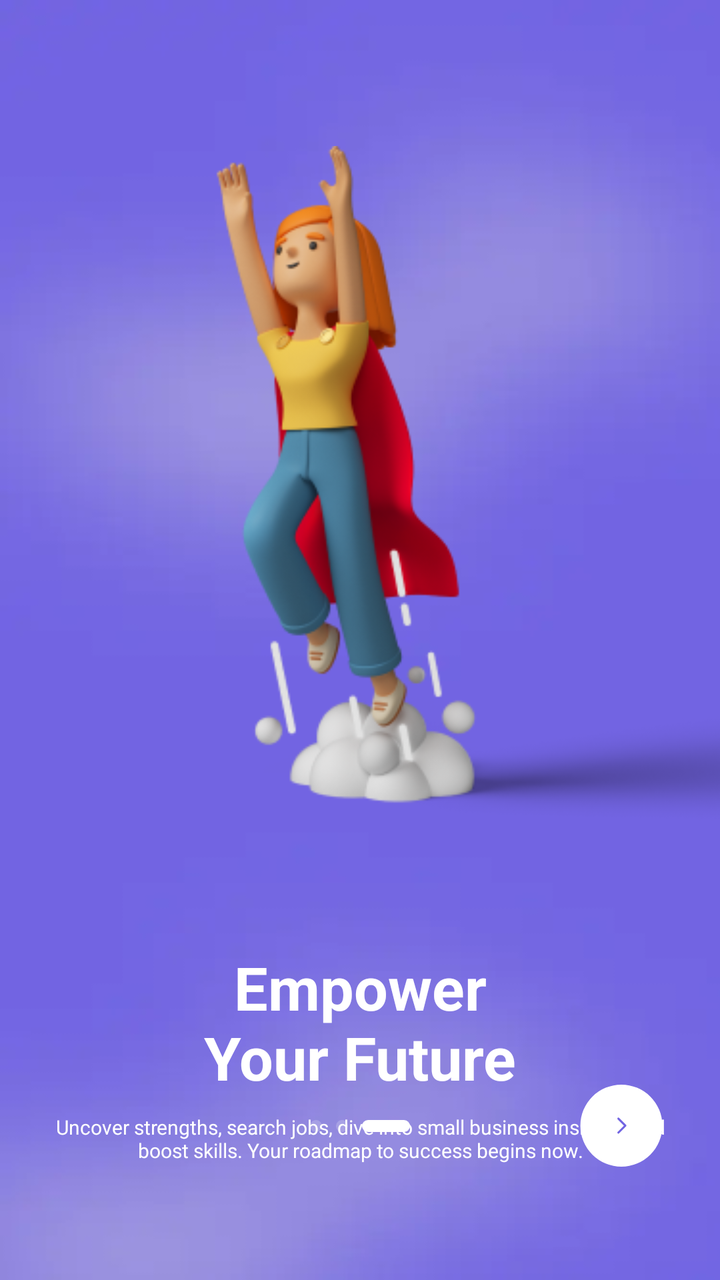
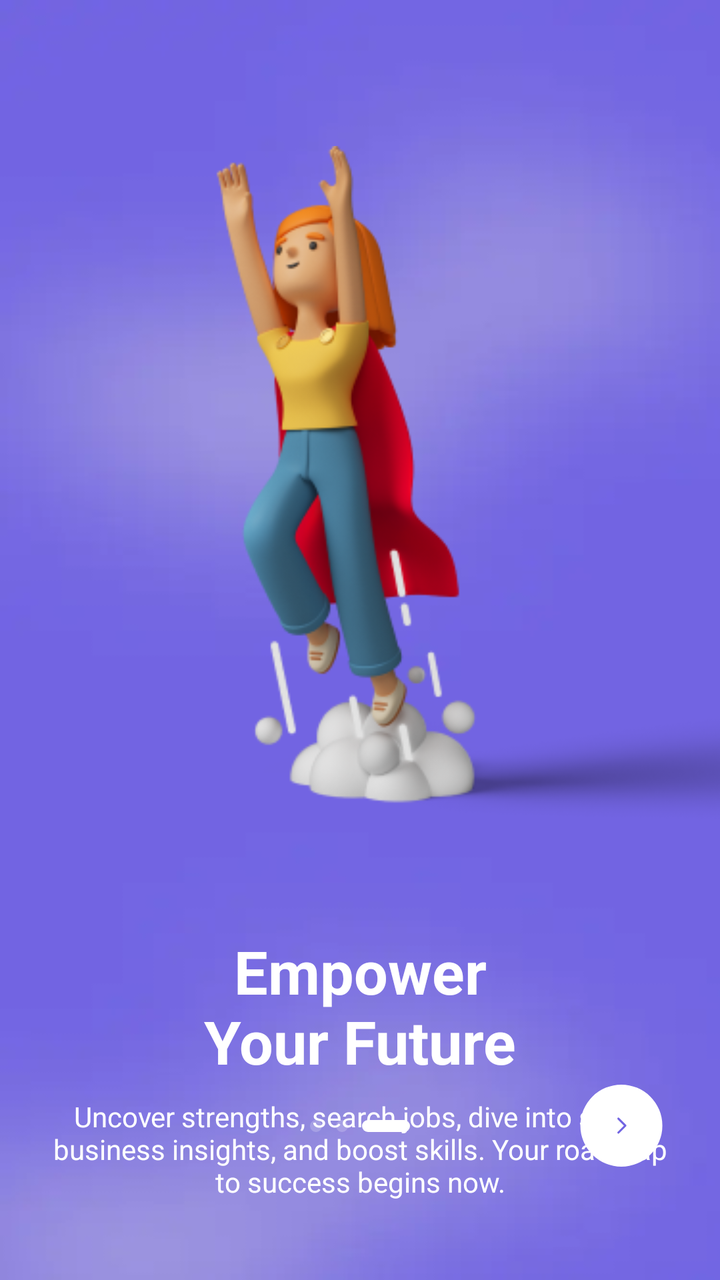

The first picture is an Android layout as it rendered before a commit; the second is the same layout after the commit. The layout source and the unified diff follow.
<!-- AndroidManifest.xml: application theme Theme.CareerCompass -->
<!-- res/layout/fragment_on_board_three.xml -->
<?xml version="1.0" encoding="utf-8"?>
<androidx.constraintlayout.widget.ConstraintLayout xmlns:android="http://schemas.android.com/apk/res/android"
    xmlns:app="http://schemas.android.com/apk/res-auto"
    xmlns:tools="http://schemas.android.com/tools"
    android:layout_width="match_parent"
    android:layout_height="match_parent"
    android:background="@drawable/bg_onboard"
    tools:context=".ui.onboard.fragments.OnBoardOneFragment">

    <ImageView
        android:id="@+id/onBoardIllustration"
        android:layout_width="0dp"
        android:layout_height="wrap_content"
        android:scaleType="fitEnd"
        android:src="@drawable/on_board_three"
        app:layout_constraintBottom_toBottomOf="parent"
        app:layout_constraintEnd_toEndOf="parent"
        app:layout_constraintHorizontal_bias="0.5"
        app:layout_constraintStart_toStartOf="parent"
        app:layout_constraintTop_toTopOf="parent"
        app:layout_constraintVertical_bias="0.20999998"
        tools:ignore="ContentDescription" />

    <TextView
        android:id="@+id/tvOnBoardTitle"
        android:layout_width="wrap_content"
        android:layout_height="wrap_content"
        android:layout_marginTop="52dp"
        android:gravity="center"
        android:text="@string/onBoardTitleThree"
        android:textColor="@color/white"
        android:textSize="30sp"
        android:textStyle="bold"
        app:layout_constraintEnd_toEndOf="parent"
        app:layout_constraintStart_toStartOf="parent"
        app:layout_constraintTop_toBottomOf="@+id/onBoardIllustration" />

    <TextView
        android:id="@+id/tvOnBoardDescription"
        android:layout_width="0dp"
        android:layout_height="wrap_content"
        android:layout_marginStart="@dimen/space_between_views"
        android:layout_marginTop="8dp"
        android:layout_marginEnd="@dimen/space_between_views"
        android:gravity="center"
        android:text="@string/onBoardDescriptionThree"
        android:textColor="@color/white"
        android:textSize="10sp"
        app:layout_constraintBottom_toTopOf="@+id/btnNext"
        app:layout_constraintEnd_toEndOf="parent"
        app:layout_constraintStart_toStartOf="parent"
        app:layout_constraintTop_toBottomOf="@+id/tvOnBoardTitle"
        app:layout_constraintVertical_bias="0.0" />

    <ImageButton
        android:id="@+id/btnNext"
        android:layout_width="wrap_content"
        android:layout_height="wrap_content"
        android:layout_marginEnd="16dp"
        android:layout_marginBottom="46dp"
        android:backgroundTint="@android:color/transparent"
        android:src="@drawable/btn_next"
        app:layout_constraintBottom_toBottomOf="parent"
        app:layout_constraintEnd_toEndOf="parent"
        tools:ignore="ContentDescription" />

    <ImageView
        android:id="@+id/imageView2"
        android:layout_width="wrap_content"
        android:layout_height="wrap_content"
        android:src="@drawable/on_board_indicator_three"
        app:layout_constraintBottom_toBottomOf="@+id/btnNext"
        app:layout_constraintEnd_toEndOf="parent"
        app:layout_constraintHorizontal_bias="0.5"
        app:layout_constraintStart_toStartOf="parent"
        app:layout_constraintTop_toTopOf="@+id/btnNext"
        tools:ignore="ContentDescription" />

</androidx.constraintlayout.widget.ConstraintLayout>
<!-- resources referenced by this layout -->
<resources>
  <color name="white">#FFFFFF</color>
  <dimen name="space_between_views">22dp</dimen>
  <!-- drawable bg_onboard: webp bitmap (drawable, 1778 bytes) -->
  <!-- drawable btn_next (drawable) -->
  <vector xmlns:android="http://schemas.android.com/apk/res/android"
      android:width="42dp"
      android:height="42dp"
      android:viewportWidth="42"
      android:viewportHeight="42">
    <path
        android:pathData="M20.684,20.802m-20.5,0a20.5,20.5 0,1 1,41 0a20.5,20.5 0,1 1,-41 0"
        android:fillColor="#ffffff"/>
    <path
        android:pathData="M19.183,17.303L22.683,20.803L19.183,24.303"
        android:strokeLineJoin="round"
        android:strokeWidth="1.02202"
        android:fillColor="#00000000"
        android:strokeColor="#7265E2"
        android:strokeLineCap="round"/>
  </vector>
  <!-- drawable on_board_indicator_three (drawable) -->
  <vector xmlns:android="http://schemas.android.com/apk/res/android"
      android:width="50dp"
      android:height="6dp"
      android:viewportWidth="50"
      android:viewportHeight="6">
    <path
        android:pathData="M3,3m3,0a3,3 0,1 0,-6 0a3,3 0,1 0,6 0"
        android:fillColor="#ffffff"
        android:fillAlpha="0.2"/>
    <path
        android:pathData="M16,3m3,0a3,3 0,1 0,-6 0a3,3 0,1 0,6 0"
        android:fillColor="#ffffff"
        android:fillAlpha="0.2"/>
    <path
        android:pathData="M47,0L29,0A3,3 0,0 0,26 3L26,3A3,3 0,0 0,29 6L47,6A3,3 0,0 0,50 3L50,3A3,3 0,0 0,47 0z"
        android:fillColor="#ffffff"/>
  </vector>
  <!-- drawable on_board_three: png bitmap (drawable, 47992 bytes) -->
  <string name="onBoardDescriptionThree">Uncover strengths, search jobs, dive into small business insights, and boost skills. Your roadmap to success begins now.</string>
  <string name="onBoardTitleThree">Empower\nYour Future</string>
  <style name="Theme.CareerCompass" parent="Base.Theme.CareerCompass" />
  <style name="Base.Theme.CareerCompass" parent="Theme.Material3.Light.NoActionBar">
          
          <item name="colorPrimary">@color/colorPrimary</item>
          <item name="colorPrimaryDark">@color/colorPrimaryDark</item>
      </style>
  <color name="colorPrimary">#7265E2</color>
  <color name="colorPrimaryDark">#4E46B5</color>
</resources>

<!-- the commit's change to res/layout/fragment_on_board_three.xml (unified diff, before → after) -->
@@ -25,7 +25,7 @@
         android:id="@+id/tvOnBoardTitle"
         android:layout_width="wrap_content"
         android:layout_height="wrap_content"
-        android:layout_marginTop="52dp"
+        android:layout_marginTop="44dp"
         android:gravity="center"
         android:text="@string/onBoardTitleThree"
         android:textColor="@color/white"
@@ -45,7 +45,6 @@
         android:gravity="center"
         android:text="@string/onBoardDescriptionThree"
         android:textColor="@color/white"
-        android:textSize="10sp"
         app:layout_constraintBottom_toTopOf="@+id/btnNext"
         app:layout_constraintEnd_toEndOf="parent"
         app:layout_constraintStart_toStartOf="parent"
